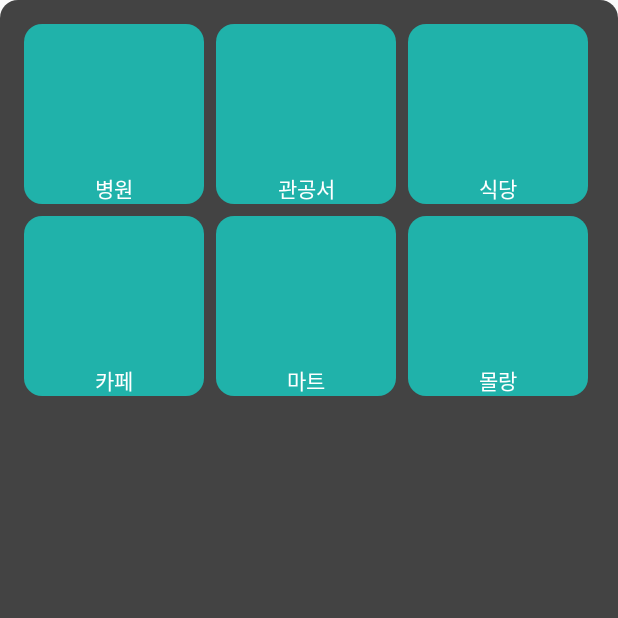
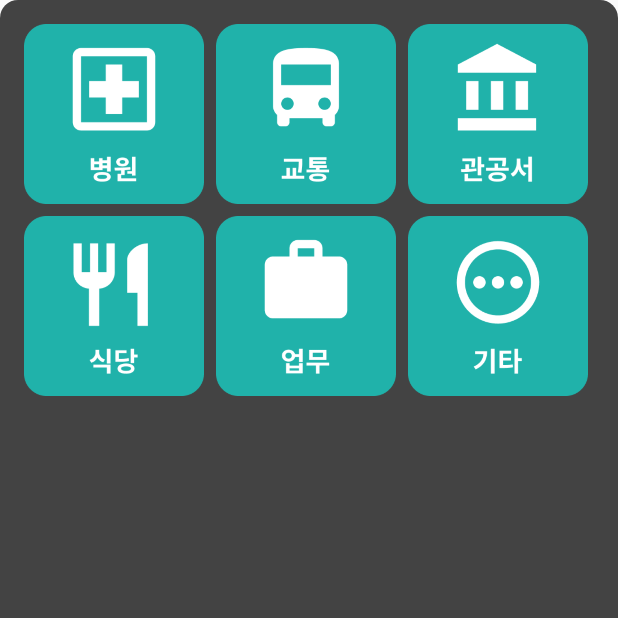
Before and after one commit to SonmalTeam/Sonmal, an Android app: the MacroBottomSheet screen opened through its navigation route, on a phone screen of 412 x 824 dp, the top half of it. Run offline under Robolectric (Android 15) with nearby library versions, the phone set to English and light mode, and no system bars; our stand-ins replace data binding; libraries missing offline, so code that uses them is left out: com.kakao.sdk, com.navercorp.nid, org.tensorflow.lite; 2 statements that could not run were skipped.

Commit message:
feat: UI | Macro 이미지 수정
Former-commit-id: 2359fa51877b1bc527b1aafa2de143f030a87ff3

```diff
--- a/AOS/Sonmal/app/src/main/java/com/d202/sonmal/ui/MainActivity.kt
+++ b/AOS/Sonmal/app/src/main/java/com/d202/sonmal/ui/MainActivity.kt
@@ -30,6 +30,5 @@ class MainActivity : AppCompatActivity() {
         //keyHash 구하기
         var keyHash = Utility.getKeyHash(this)
         Log.d("key", "해쉬 키 : ${keyHash}")
-
     }
 }
--- a/AOS/Sonmal/app/src/main/java/com/d202/sonmal/ui/call/viewmodel/CallViewModel.kt
+++ b/AOS/Sonmal/app/src/main/java/com/d202/sonmal/ui/call/viewmodel/CallViewModel.kt
@@ -199,13 +199,11 @@ class CallViewModel: ViewModel(), TextToSpeech.OnInitListener{
 
         override fun onBeginningOfSpeech() {
             Log.d(TAG, "onBeginningOfSpeech: ")
-            context.showToast("onBeginningOfSpeech")
             _sttStatus.postValue("onBeginningOfSpeech")
         }
 
         override fun onEndOfSpeech() {
             Log.d(TAG, "onEndOfSpeech: ")
-            context.showToast("onEndOfSpeech")
             _sttStatus.postValue("onEndOfSpeech")
             if(FLAG_STT)
                 startSTT(context, userName)
@@ -229,8 +227,6 @@ class CallViewModel: ViewModel(), TextToSpeech.OnInitListener{
                 startSTT(context, userName)
             translateInterface.getResult(results.getStringArrayList(SpeechRecognizer.RESULTS_RECOGNITION)!![0])
             val result = results.getStringArrayList(SpeechRecognizer.RESULTS_RECOGNITION)!![0]
-            Log.d("TAG", "onResults : ${result}")
-            context.showToast(result)
             sendMessage(result, userName)
             if(result.isNotEmpty()) {
                 _sttResult.postValue(result)
--- a/AOS/Sonmal/app/src/main/java/com/d202/sonmal/ui/main/MainFragment.kt
+++ b/AOS/Sonmal/app/src/main/java/com/d202/sonmal/ui/main/MainFragment.kt
@@ -91,6 +91,4 @@ class MainFragment : Fragment() {
             .setPermissions(Manifest.permission.CAMERA, Manifest.permission.RECORD_AUDIO, Manifest.permission.MODIFY_AUDIO_SETTINGS)
             .check()
     }
-
-
 }
--- a/AOS/Sonmal/app/src/main/java/com/d202/sonmal/ui/sign/LoginFragment.kt
+++ b/AOS/Sonmal/app/src/main/java/com/d202/sonmal/ui/sign/LoginFragment.kt
@@ -81,24 +81,17 @@ class LoginFragment : Fragment() {
         //회원 정보가 없는 경우 회원가입 진행 후 true 받아 로그인 api 호출 또는 로그인 처리
         signViewModel.isJoinSucced.observe(viewLifecycleOwner) {
             if(it) {
-                Toast.makeText(requireContext(), "로그인 진행 $it", Toast.LENGTH_SHORT).show()
                 navController.navigate(R.id.action_loginFragment_to_mainFragment)
                 signViewModel.refresh()
-            } else {
-                Toast.makeText(requireContext(), "isjoin? $it", Toast.LENGTH_SHORT).show()
             }
         }
 
         signViewModel.jwtToken.observe(viewLifecycleOwner) {
-            Log.d("jwt", "it $it")
             ApplicationClass.mainPref.token = it
-            Log.d("jwt manifest에 저장 ", "it $it")
         }
 
         signViewModel.refreshtoken.observe(viewLifecycleOwner) {
-            Log.d("refreshtoken", "it $it")
             ApplicationClass.mainPref.refreshToken = signViewModel.refreshtoken.value
-            Log.d("refreshtoken manifest에 저장 ", "it ${signViewModel.refreshtoken.value}")
         }
 
         signViewModel.unregisterCallBack.observe(viewLifecycleOwner) {
@@ -117,15 +110,9 @@ class LoginFragment : Fragment() {
         val callback: (OAuthToken?, Throwable?) -> Unit = { token, error ->
             if (error != null) {
                 Toast.makeText(requireContext(), "카카오 계정 로그인 실패", Toast.LENGTH_LONG).show()
-                Log.d(TAG, "카카오계정으로 로그인 실패 : ${error}")
             } else if (token != null) {
                 //TODO: 최종적으로 카카오로그인 및 유저정보 가져온 결과
                 UserApiClient.instance.me { user, error ->
-                    Toast.makeText(requireContext(), "카카오 계정 로그인 성공", Toast.LENGTH_LONG).show()
-                    Log.d(TAG, "카카오계정으로 로그인 성공 \n\n " +
-                            "token: ${token.accessToken} \n\n " +
-                            "me: ${user}")
-
                     //로그인 성공 시 회원가입 api 호출
                     signViewModel.joinWithKaKao(token.accessToken)
 
@@ -139,7 +126,6 @@ class LoginFragment : Fragment() {
             UserApiClient.instance.loginWithKakaoTalk(requireContext()) { token, error ->
                 if (error != null) {
                     Toast.makeText(requireContext(), "카카오톡 로그인 실패", Toast.LENGTH_LONG).show()
-                    Log.d(TAG, "카카오 톡으로 로그인 실패 : ${error}")
 
                     // 사용자가 카카오톡 설치 후 디바이스 권한 요청 화면에서 로그인을 취소한 경우,
                     // 의도적인 로그인 취소로 보고 카카오계정으로 로그인 시도 없이 로그인 취소로 처리 (예: 뒤로 가기)
@@ -150,9 +136,6 @@ class LoginFragment : Fragment() {
                     // 카카오톡에 연결된 카카오계정이 없는 경우, 카카오계정으로 로그인 시도
                     UserApiClient.instance.loginWithKakaoAccount(requireContext(), callback = callback)
                 } else if (token != null) {
-                    Toast.makeText(requireContext(), "카카오톡 로그인 성공", Toast.LENGTH_LONG).show()
-                    Log.d(TAG, "카카오 톡으로 로그인 성공 : ${token.accessToken}")
-
                     //로그인 성공 시 회원가입 api 호출
                     signViewModel.joinWithKaKao(token.accessToken)
                 }
@@ -195,15 +178,10 @@ class LoginFragment : Fragment() {
         val profileCallback = object : NidProfileCallback<NidProfileResponse> {
             override fun onSuccess(response: NidProfileResponse) {
                 val userId = response.profile?.id
-//                Toast.makeText(requireContext(), "네이버 아이디 로그인 성공! $userId", Toast.LENGTH_SHORT).show()
-                Log.d(TAG, "naver login 성공 $response")
             }
             override fun onFailure(httpStatus: Int, message: String) {
                 val errorCode = NaverIdLoginSDK.getLastErrorCode().code
                 val errorDescription = NaverIdLoginSDK.getLastErrorDescription()
-                Toast.makeText(requireContext(), "네이버 로그인 실패", Toast.LENGTH_SHORT).show()
-                Log.d(TAG, "naver login 실패   errorCode: ${errorCode}\\n\" +\n" +
-                        "                        \"errorDescription: ${errorDescription}")
             }
             override fun onError(errorCode: Int, message: String) {
                 onFailure(errorCode, message)
--- a/AOS/Sonmal/app/src/main/java/com/d202/sonmal/ui/voice/VoiceFragment.kt
+++ b/AOS/Sonmal/app/src/main/java/com/d202/sonmal/ui/voice/VoiceFragment.kt
@@ -82,7 +82,7 @@ class VoiceFragment : Fragment(), TextToSpeech.OnInitListener {
             }
 
             ivRecord.setOnClickListener {
-                viewModel.startSTT(requireContext(), MainSharedPreference(requireContext()).token.toString())
+                //viewModel.startSTT(requireContext(), MainSharedPreference(requireContext()).token.toString())
 //                if(!recordingDialogFragment.isAdded) {
 //                    recordingDialogFragment.setInterface(object : RecordingDialogFragment.TranslateInterface{
 //                        override fun getResult(result: String) {
@@ -119,6 +119,10 @@ class VoiceFragment : Fragment(), TextToSpeech.OnInitListener {
         viewModel.apply {
             sttResult.observe(viewLifecycleOwner){
                 if (it.isNotBlank()) {
+                    if(resultList.isEmpty()) {
+                        binding.ivMic.startAnimation(AnimationUtils.loadAnimation(requireContext(), R.anim.translate_right))
+                        binding.tvIntro.startAnimation(AnimationUtils.loadAnimation(requireContext(), R.anim.translate_right))
+                    }
                     resultList.add(it)
                     voiceAdapter.itemList = resultList
                 }
@@ -135,7 +139,6 @@ class VoiceFragment : Fragment(), TextToSpeech.OnInitListener {
     override fun onPause() {
         super.onPause()
         viewModel.stopSTT()
-
     }
 
     override fun onInit(p0: Int) {
--- a/AOS/Sonmal/app/src/main/res/layout/bottom_sheet_macro_layout.xml
+++ b/AOS/Sonmal/app/src/main/res/layout/bottom_sheet_macro_layout.xml
@@ -16,60 +16,48 @@
             android:layout_height="match_parent"
             android:padding="12dp">
             <TableRow>
-                <TextView
+                <ImageView
                     android:id="@+id/btn_hospital"
                     android:layout_width="120dp"
                     android:layout_height="120dp"
-                    android:background="@drawable/background_macro_choice"
-                    android:text="병원"
-                    android:textColor="@color/white"
+                    android:src="@drawable/btn_macro_hospital_320px"
                     android:gravity="bottom |center_horizontal"
                     android:layout_margin="4dp"/>
-                <TextView
+                <ImageView
                     android:id="@+id/btn_public"
                     android:layout_width="120dp"
                     android:layout_height="120dp"
-                    android:background="@drawable/background_macro_choice"
-                    android:text="관공서"
-                    android:textColor="@color/white"
+                    android:src="@drawable/btn_macro_transport_320px"
                     android:gravity="bottom |center_horizontal"
                     android:layout_margin="4dp"/>
-                <TextView
+                <ImageView
                     android:id="@+id/btn_restaurant"
                     android:layout_width="120dp"
                     android:layout_height="120dp"
-                    android:background="@drawable/background_macro_choice"
-                    android:text="식당"
-                    android:textColor="@color/white"
+                    android:src="@drawable/btn_macro_offices_320px"
                     android:gravity="bottom |center_horizontal"
                     android:layout_margin="4dp"/>
             </TableRow>
             <TableRow>
-                <TextView
+                <ImageView
                     android:id="@+id/btn_cafe"
                     android:layout_width="120dp"
                     android:layout_height="120dp"
-                    android:background="@drawable/background_macro_choice"
-                    android:text="카페"
-                    android:textColor="@color/white"
+                    android:src="@drawable/btn_macro_restaurant_320px"
                     android:gravity="bottom |center_horizontal"
                     android:layout_margin="4dp"/>
-                <TextView
+                <ImageView
                     android:id="@+id/btn_store"
                     android:layout_width="120dp"
                     android:layout_height="120dp"
-                    android:background="@drawable/background_macro_choice"
-                    android:text="마트"
-                    android:textColor="@color/white"
+                    android:src="@drawable/btn_macro_work_320px"
                     android:gravity="bottom |center_horizontal"
                     android:layout_margin="4dp"/>
-                <TextView
+                <ImageView
                     android:id="@+id/btn_custom"
                     android:layout_width="120dp"
                     android:layout_height="120dp"
-                    android:background="@drawable/background_macro_choice"
-                    android:text="몰랑"
-                    android:textColor="@color/white"
+                    android:src="@drawable/btn_macro_more_320px"
                     android:gravity="bottom |center_horizontal"
                     android:layout_margin="4dp"/>
             </TableRow>
```
